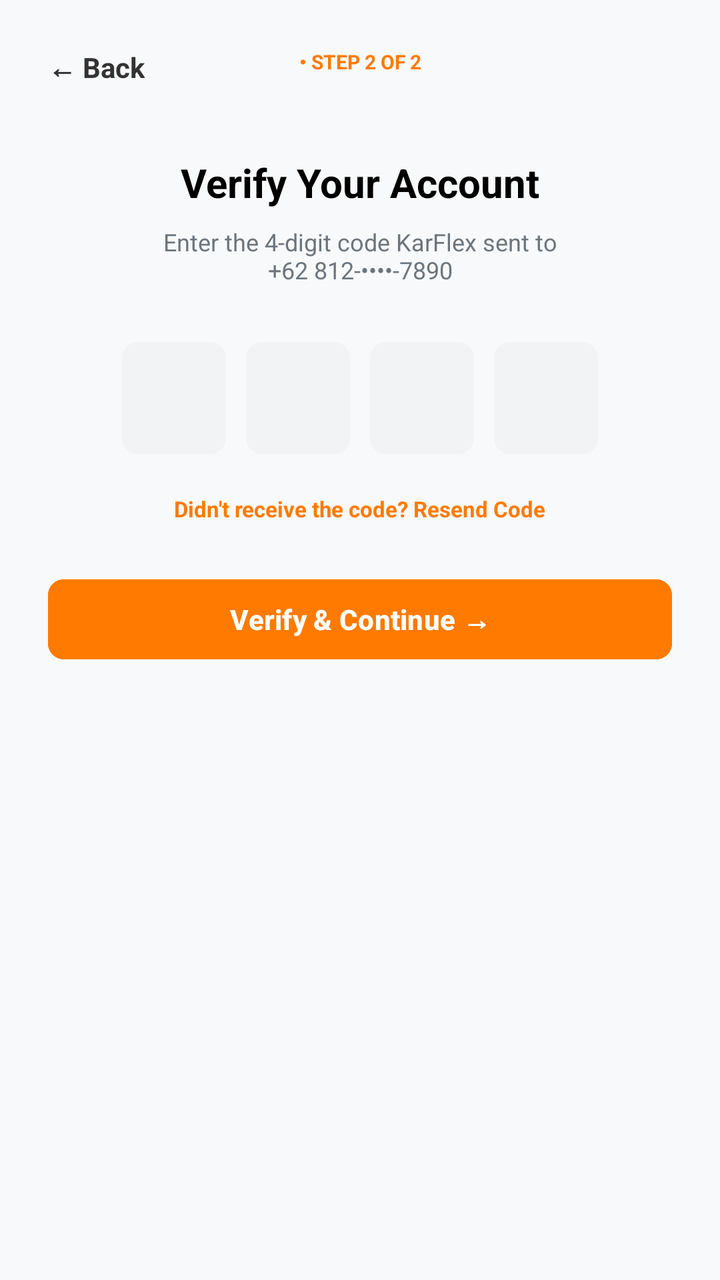
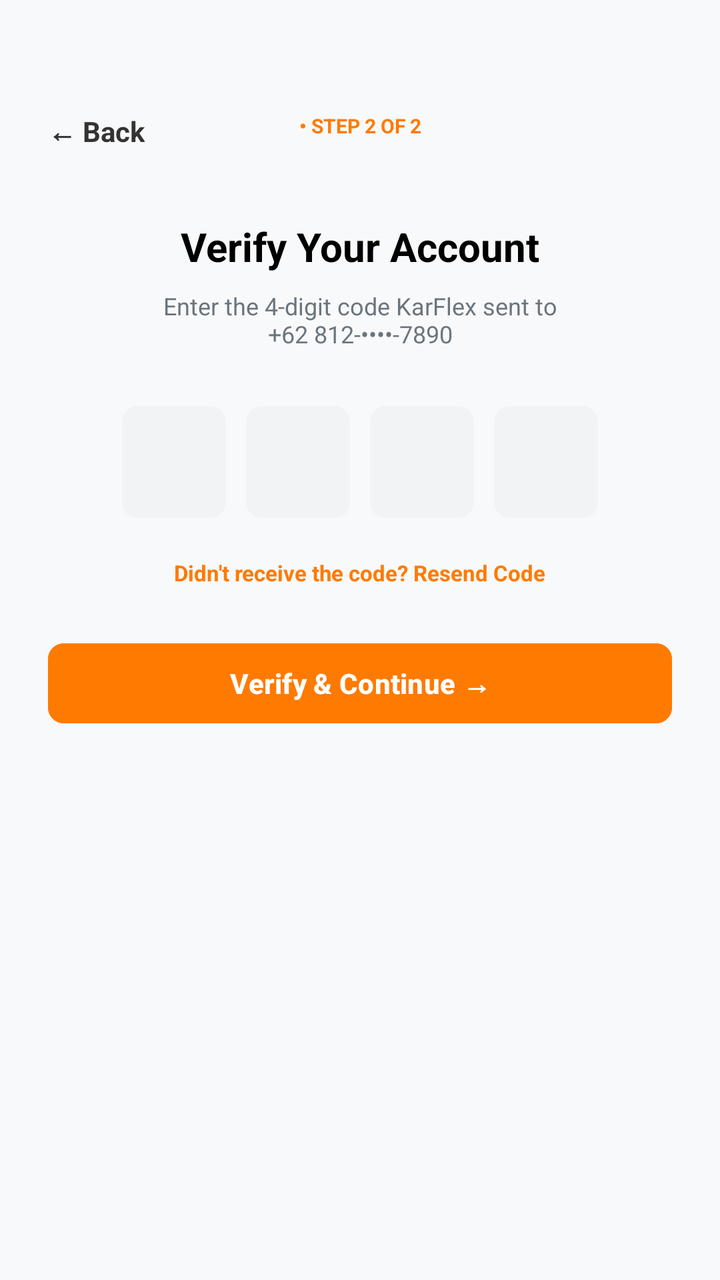

Before-and-after screenshots of an Android layout around one commit, followed by the original layout XML and the change that was made.
<!-- AndroidManifest.xml: activity theme Base.Theme.KarFlex.FullScreen -->
<!-- res/layout/activity_verify.xml -->
<?xml version="1.0" encoding="utf-8"?>
<androidx.constraintlayout.widget.ConstraintLayout xmlns:android="http://schemas.android.com/apk/res/android"
    xmlns:app="http://schemas.android.com/apk/res-auto"
    android:layout_width="match_parent"
    android:layout_height="match_parent"
    android:background="#F8F9FA"
    android:padding="24dp">

    <TextView
        android:id="@+id/btnBackVerify"
        android:layout_width="wrap_content"
        android:layout_height="wrap_content"
        android:text="← Back"
        android:textSize="14sp"
        android:textStyle="bold"
        android:textColor="#333333"
        app:layout_constraintTop_toTopOf="parent"
        app:layout_constraintStart_toStartOf="parent" />

    <TextView
        android:id="@+id/tvStep"
        android:layout_width="wrap_content"
        android:layout_height="wrap_content"
        android:text="• STEP 2 OF 2"
        android:textSize="10sp"
        android:textStyle="bold"
        android:textColor="#FF7A00"
        app:layout_constraintTop_toTopOf="parent"
        app:layout_constraintStart_toStartOf="parent"
        app:layout_constraintEnd_toEndOf="parent" />

    <TextView
        android:id="@+id/tvVerifyTitle"
        android:layout_width="wrap_content"
        android:layout_height="wrap_content"
        android:text="Verify Your Account"
        android:textSize="20sp"
        android:textStyle="bold"
        android:textColor="#000000"
        app:layout_constraintTop_toBottomOf="@id/tvStep"
        app:layout_constraintStart_toStartOf="parent"
        app:layout_constraintEnd_toEndOf="parent"
        android:layout_marginTop="40dp" />

    <TextView
        android:id="@+id/tvVerifySub"
        android:layout_width="wrap_content"
        android:layout_height="wrap_content"
        android:text="Enter the 4-digit code KarFlex sent to\n+62 812-••••-7890"
        android:textAlignment="center"
        android:textSize="12sp"
        android:textColor="#6C757D"
        app:layout_constraintTop_toBottomOf="@id/tvVerifyTitle"
        app:layout_constraintStart_toStartOf="parent"
        app:layout_constraintEnd_toEndOf="parent"
        android:layout_marginTop="8dp" />

    <LinearLayout
        android:id="@+id/llOtpContainer"
        android:layout_width="wrap_content"
        android:layout_height="wrap_content"
        android:orientation="horizontal"
        android:layout_marginTop="28dp"
        app:layout_constraintTop_toBottomOf="@id/tvVerifySub"
        app:layout_constraintStart_toStartOf="parent"
        app:layout_constraintEnd_toEndOf="parent">

        <EditText
            android:id="@+id/etOtp1"
            android:layout_width="52dp"
            android:layout_height="56dp"
            android:layout_marginEnd="10dp"
            android:background="@drawable/bg_input"
            android:gravity="center"
            android:inputType="number"
            android:maxLength="1"
            android:textSize="20sp"
            android:textStyle="bold"
            android:textColor="#000000" />

        <EditText
            android:id="@+id/etOtp2"
            android:layout_width="52dp"
            android:layout_height="56dp"
            android:layout_marginEnd="10dp"
            android:background="@drawable/bg_input"
            android:gravity="center"
            android:inputType="number"
            android:maxLength="1"
            android:textSize="20sp"
            android:textStyle="bold"
            android:textColor="#000000" />

        <EditText
            android:id="@+id/etOtp3"
            android:layout_width="52dp"
            android:layout_height="56dp"
            android:layout_marginEnd="10dp"
            android:background="@drawable/bg_input"
            android:gravity="center"
            android:inputType="number"
            android:maxLength="1"
            android:textSize="20sp"
            android:textStyle="bold"
            android:textColor="#000000" />

        <EditText
            android:id="@+id/etOtp4"
            android:layout_width="52dp"
            android:layout_height="56dp"
            android:background="@drawable/bg_input"
            android:gravity="center"
            android:inputType="number"
            android:maxLength="1"
            android:textSize="20sp"
            android:textStyle="bold"
            android:textColor="#000000" />
    </LinearLayout>

    <TextView
        android:id="@+id/tvResend"
        android:layout_width="wrap_content"
        android:layout_height="wrap_content"
        android:text="Didn't receive the code? Resend Code"
        android:textSize="11sp"
        android:textColor="#FF7A00"
        android:textStyle="bold"
        app:layout_constraintTop_toBottomOf="@id/llOtpContainer"
        app:layout_constraintStart_toStartOf="parent"
        app:layout_constraintEnd_toEndOf="parent"
        android:layout_marginTop="20dp" />

    <Button
        android:id="@+id/btnVerifyContinue"
        android:layout_width="0dp"
        android:layout_height="48dp"
        android:layout_marginTop="24dp"
        android:backgroundTint="#FF7A00"
        android:text="Verify &amp; Continue →"
        android:textColor="#FFFFFF"
        android:textSize="14sp"
        android:textStyle="bold"
        app:cornerRadius="8dp"
        app:layout_constraintTop_toBottomOf="@id/tvResend"
        app:layout_constraintStart_toStartOf="parent"
        app:layout_constraintEnd_toEndOf="parent" />

</androidx.constraintlayout.widget.ConstraintLayout>
<!-- resources referenced by this layout -->
<resources>
  <!-- drawable bg_input (drawable) -->
  <?xml version="1.0" encoding="utf-8"?>
  <shape xmlns:android="http://schemas.android.com/apk/res/android"
      android:shape="rectangle">
      <solid android:color="#F1F3F5"/>
      <corners android:radius="8dp"/>
  </shape>
  <style name="Base.Theme.KarFlex.FullScreen" parent="Theme.Material3.DayNight.NoActionBar">
  
          <item name="android:colorBackground">@color/neutral_color</item>
          <item name="android:windowFullscreen">true</item>
          <item name="android:windowContentOverlay">@null</item>
  
      </style>
  <color name="neutral_color">#F5F5F5</color>
</resources>

<!-- the commit's change to res/layout/activity_verify.xml (unified diff, before → after) -->
@@ -10,6 +10,7 @@
         android:id="@+id/btnBackVerify"
         android:layout_width="wrap_content"
         android:layout_height="wrap_content"
+        android:layout_marginTop="32dp"
         android:text="← Back"
         android:textSize="14sp"
         android:textStyle="bold"
@@ -21,6 +22,7 @@
         android:id="@+id/tvStep"
         android:layout_width="wrap_content"
         android:layout_height="wrap_content"
+        android:layout_marginTop="32dp"
         android:text="• STEP 2 OF 2"
         android:textSize="10sp"
         android:textStyle="bold"
